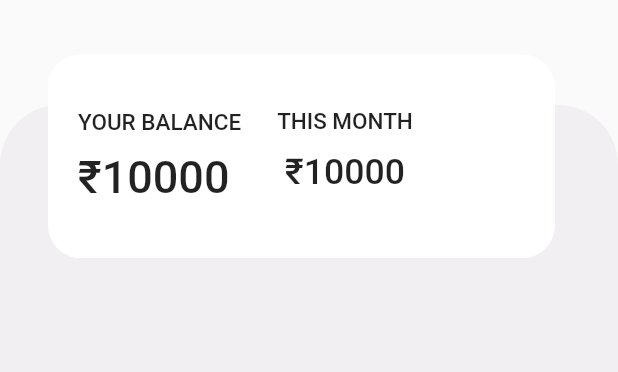
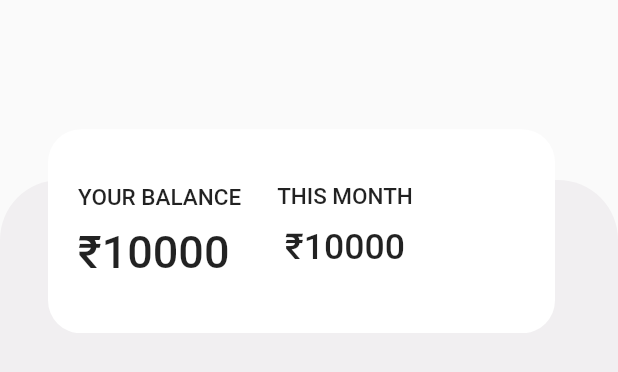
Before and after one commit to manojvsp12/FineCash, a Flutter app: the AccountSummaryPage widget shown alone on an empty page, opened directly, on a phone screen of 412 x 824 dp. Shown: the top 372 px of the screen. Run offline on Flutter 3.47's test engine with Material 2 defaults, Android fonts, the phone set to English and light mode, and no system bars; our stand-ins replace bubble_bottom_bar, line_awesome_icons, liquid_progress_indicator, moor, moor_ffi; missing offline and left inert: flutter_form_bloc, mysql1, random_color, slide_popup_dialog, window_size; generated files the repository leaves out were written again.

Commit message:
updated subacct height

```diff
--- a/lib/screens/home_page.dart
+++ b/lib/screens/home_page.dart
@@ -183,7 +183,7 @@ class AccountSummaryPage extends StatelessWidget {
             categories: subAccountList,
           )
         else
-          SizedBox(height: 0),
+          SizedBox(height: 50),
         Expanded(
           child: Stack(
             children: <Widget>[
```
